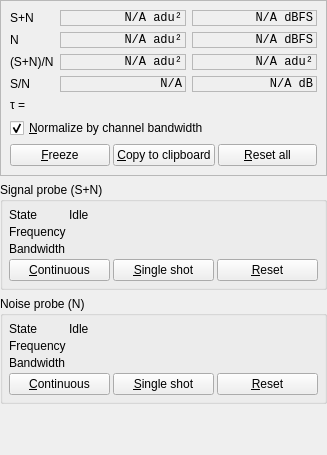
Qt form SNRTool.ui (BatchDrake/AmateurDSN) before a commit.
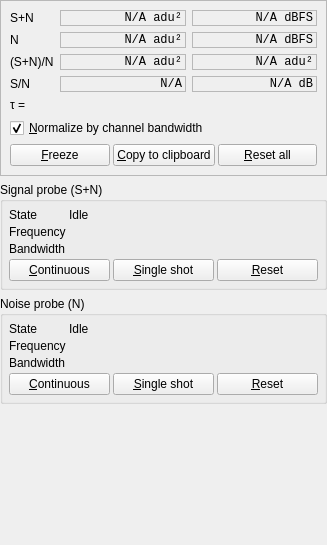
The same form after that commit. Custom widgets are drawn as their Qt base class.

Commit message: Set status labels word wrapping to enabled

Diff of the .ui file:
```diff
--- a/SNRTool.ui
+++ b/SNRTool.ui
@@ -7,7 +7,7 @@
     <x>0</x>
     <y>0</y>
     <width>327</width>
-    <height>455</height>
+    <height>545</height>
    </rect>
   </property>
   <property name="windowTitle">
```
Left out of the diff: 16 changed lines with no effect on the pictures.
